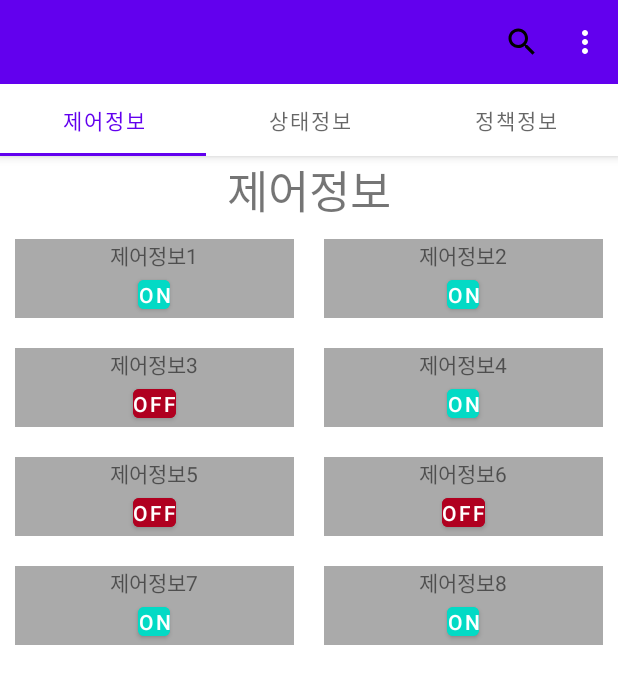
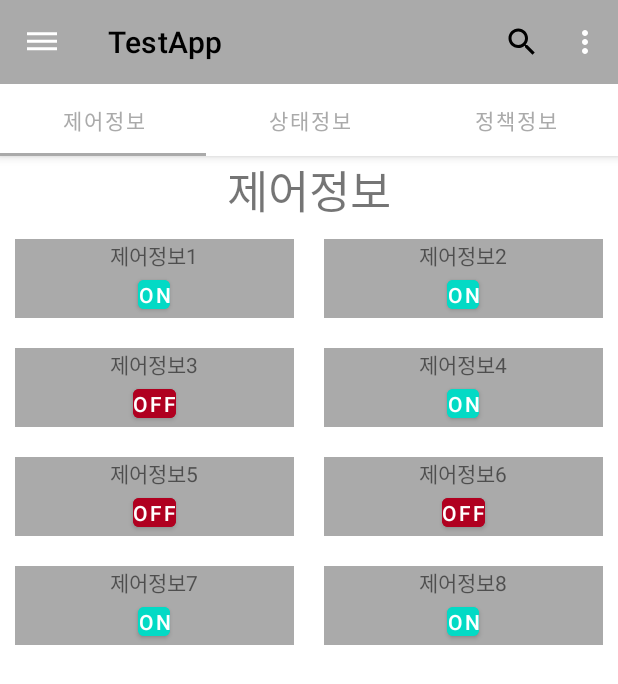
Before and after one commit to mkHwang124/android_sampleProject, an Android app: the MainActivity screen opened directly, with no data from a screen before it, on a phone screen of 412 x 824 dp. Shown: the top 684 px of the screen. Run offline under Robolectric (Android 15) with nearby library versions, the phone set to English and light mode, and no system bars.

Commit message:
github-test

```diff
--- a/app/build.gradle
+++ b/app/build.gradle
@@ -28,6 +28,7 @@ android {
     buildFeatures {
         viewBinding true
     }
+    dataBinding {    enabled = true}
 }
 
 dependencies {
--- a/app/src/main/java/com/example/myapplication/activity/MainActivity.java
+++ b/app/src/main/java/com/example/myapplication/activity/MainActivity.java
@@ -27,6 +27,7 @@ public class MainActivity extends AppCompatActivity {
 
     private ActivityMainBinding binding;
     private Toolbar myToolbar;
+    private DrawerLayout drawerLayout;
 
     @Override
     protected void onCreate(Bundle savedInstanceState) {
@@ -35,11 +36,6 @@ public class MainActivity extends AppCompatActivity {
         binding = ActivityMainBinding.inflate(getLayoutInflater());
         setContentView(binding.getRoot());
 
-        final DrawerLayout drawerLayout = findViewById(R.id.drawerLayout);
-
-        myToolbar = (Toolbar) findViewById(R.id.toolbar);
-        setSupportActionBar(myToolbar);
-
         SectionsPagerAdapter sectionsPagerAdapter = new SectionsPagerAdapter(this, getSupportFragmentManager());
         ViewPager viewPager = binding.viewPager;
         viewPager.setAdapter(sectionsPagerAdapter);
@@ -47,14 +43,12 @@ public class MainActivity extends AppCompatActivity {
         tabs.setupWithViewPager(viewPager);
         FloatingActionButton fab = binding.fab;
 
-        findViewById(R.id.toolbar).setOnClickListener(new View.OnClickListener() {
-            @Override
-            public void onClick(View view) {
+        drawerLayout = findViewById(R.id.drawerLayout);
 
-                // start에 지정된 Drawer 열기
-                drawerLayout.openDrawer(GravityCompat.START);
-            }
-        });
+        myToolbar = (Toolbar) findViewById(R.id.toolbar);
+        setSupportActionBar(myToolbar);
+        getSupportActionBar().setDisplayHomeAsUpEnabled(true); // 왼쪽 상단 버튼 만들기
+        getSupportActionBar().setHomeAsUpIndicator(R.drawable.ic_baseline_dehaze_24); // 이미지지정
 
         fab.setOnClickListener(new View.OnClickListener() {
             @Override
@@ -66,14 +60,40 @@ public class MainActivity extends AppCompatActivity {
 
         NavigationView navigationView = findViewById(R.id.navigationView);
         navigationView.setItemIconTintList(null);
+
+        navigationView.setNavigationItemSelectedListener(new NavigationView.OnNavigationItemSelectedListener() {
+            @Override
+            public boolean onNavigationItemSelected(@NonNull MenuItem item) {
+                switch (item.getItemId())
+                {
+                    case R.id.nav_home:
+                        Toast.makeText(MainActivity.this, "nav_home", Toast.LENGTH_SHORT).show();
+                        break;
+                    case R.id.nav_remote:
+                        Toast.makeText(MainActivity.this, "nav_remote", Toast.LENGTH_SHORT).show();
+                        break;
+                    case R.id.nav_addremote:
+                        Toast.makeText(MainActivity.this, "nav_addremote", Toast.LENGTH_SHORT).show();
+                        break;
+                    case R.id.nav_explain:
+                        Toast.makeText(MainActivity.this, "nav_explain", Toast.LENGTH_SHORT).show();
+                        break;
+                    case R.id.nav_settings:
+                        Toast.makeText(MainActivity.this, "nav_settings", Toast.LENGTH_SHORT).show();
+                        break;
+                }
+                return false;
+            }
+        });
     }
 
     @Override
     public boolean onCreateOptionsMenu(Menu menu) {
         MenuInflater menuInflater = getMenuInflater();
-        menuInflater.inflate(R.menu.menu, menu);
-        return true;
+        menuInflater.inflate(R.menu.toolbar_menu, menu);
+        return super.onCreateOptionsMenu(menu);
     }
+
 
     @Override
     public boolean onOptionsItemSelected(@NonNull MenuItem item) {
@@ -88,6 +108,9 @@ public class MainActivity extends AppCompatActivity {
             case R.id.menu_logout:
                 Toast.makeText(this, "menu_logout", Toast.LENGTH_SHORT).show();
                 break;
+            case android.R.id.home:
+                drawerLayout.openDrawer(GravityCompat.START);
+                break;
         }
         return super.onOptionsItemSelected(item);
     }
--- a/app/src/main/res/drawable/edge_puple.xml
+++ b/app/src/main/res/drawable/edge_black.xml
@@ -2,7 +2,7 @@
 <layer-list xmlns:android="http://schemas.android.com/apk/res/android" >
     <item>
         <shape android:shape="rectangle">
-            <stroke android:width = "3dp" android:color = "#BB86FC"/>
+            <stroke android:width = "3dp" android:color = "@color/black"/>
             <solid android:color = "#FFFFFFFF"/>
         </shape>
     </item>
--- /dev/null
+++ b/app/src/main/res/drawable/ic_baseline_dehaze_24.xml
@@ -0,0 +1,5 @@
+<vector android:height="24dp" android:tint="#000000"
+    android:viewportHeight="24" android:viewportWidth="24"
+    android:width="24dp" xmlns:android="http://schemas.android.com/apk/res/android">
+    <path android:fillColor="@android:color/white" android:pathData="M2,15.5v2h20v-2L2,15.5zM2,10.5v2h20v-2L2,10.5zM2,5.5v2h20v-2L2,5.5z"/>
+</vector>
--- a/app/src/main/res/layout/activity_main.xml
+++ b/app/src/main/res/layout/activity_main.xml
@@ -16,20 +16,26 @@
             android:id="@+id/appBar"
             android:layout_width="match_parent"
             android:layout_height="wrap_content"
+            android:background="@android:color/darker_gray"
             android:theme="@style/Theme.MyApplication.AppBarOverlay">
 
             <androidx.appcompat.widget.Toolbar
                 android:id="@+id/toolbar"
                 android:layout_width="match_parent"
-                android:layout_height="wrap_content"
-                android:background="?attr/colorPrimary"
-                android:minHeight="?attr/actionBarSize"
-                android:theme="?attr/actionBarTheme" />
+                android:layout_height="?attr/actionBarSize"
+                android:background="@android:color/darker_gray"
+                app:menu="@menu/toolbar_menu"
+                app:popupTheme="@style/ThemeOverlay.AppCompat.Light"
+                app:subtitleTextColor="@color/black"
+                app:titleTextColor="@color/black" />
 
             <com.google.android.material.tabs.TabLayout
                 android:id="@+id/tabs"
                 android:layout_width="match_parent"
-                android:layout_height="wrap_content" />
+                android:layout_height="wrap_content"
+                app:tabIconTint="@android:color/darker_gray"
+                app:tabIndicatorColor="@android:color/darker_gray"
+                app:tabTextColor="@android:color/darker_gray" />
         </com.google.android.material.appbar.AppBarLayout>
 
         <androidx.viewpager.widget.ViewPager
--- a/app/src/main/res/menu/menu.xml
+++ b/app/src/main/res/menu/menu.xml
@@ -4,19 +4,14 @@ xmlns:android="http://schemas.android.com/apk/res/android">
 <item
     android:id="@+id/menu_search"
     android:icon="@drawable/ic_baseline_search_24"
-    android:orderInCategory="1"
-    android:title="serchMenu"
-    app:showAsAction="always" />
+    android:title="@string/Search"
+    app:showAsAction="ifRoom" />
 <item
     android:id="@+id/menu_account"
-    android:icon="@drawable/ic_baseline_login_24"
-    android:orderInCategory="1"
-    android:title="account"
+    android:title="@string/Account"
     app:showAsAction="never" />
 <item
     android:id="@+id/menu_logout"
-    android:icon="@drawable/ic_baseline_delete_24"
-    android:orderInCategory="1"
-    android:title="logout"
+    android:title="@string/Logout"
     app:showAsAction="never" />
 </menu>
--- /dev/null
+++ b/app/src/main/res/menu/toolbar_menu.xml
@@ -0,0 +1,19 @@
+<?xml version="1.0" encoding="utf-8"?>
+<menu
+    xmlns:app="http://schemas.android.com/apk/res-auto"
+    xmlns:android="http://schemas.android.com/apk/res/android">
+    <item
+        android:id="@+id/menu_account"
+        android:title="@string/Account"
+        app:showAsAction="never" />
+    <item
+        android:id="@+id/menu_logout"
+        android:title="@string/Logout"
+        app:showAsAction="never" />
+    <item
+        android:id="@+id/menu_search"
+        android:icon="@drawable/ic_baseline_search_24"
+        android:title="@string/Search"
+        app:showAsAction="ifRoom" />
+
+</menu>
--- a/app/src/main/res/values/strings.xml
+++ b/app/src/main/res/values/strings.xml
@@ -1,9 +1,12 @@
 <resources>
-    <string name="app_name"></string>
-    <string name="title_activity_main"></string>
+    <string name="app_name">TestApp</string>
+    <string name="title_activity_main">TestApp</string>
     <string name="tab_text_1">제어정보</string>
     <string name="tab_text_2">상태정보</string>
     <string name="tab_text_3">정책정보</string>
+    <string name="Search">Search</string>
+    <string name="Account">Account</string>
+    <string name="Logout">Logout</string>
     <!-- TODO: Remove or change this placeholder text -->
     <string name="hello_blank_fragment">Hello blank fragment</string>
 </resources>
--- a/app/src/main/res/values/themes.xml
+++ b/app/src/main/res/values/themes.xml
@@ -10,7 +10,9 @@
         <item name="colorSecondaryVariant">@color/teal_700</item>
         <item name="colorOnSecondary">@color/black</item>
         <!-- Status bar color. -->
-        <item name="android:statusBarColor" tools:targetApi="l">?attr/colorPrimaryVariant</item>
+        <item name="android:statusBarColor" tools:targetApi="l">#5C5C5C</item>
+        <item name="toolbarNavigationButtonStyle">@style/AppTheme.Actionbar</item>
+        <item name="android:actionOverflowButtonStyle">@style/AppTheme.OverFlow</item>
         <!-- Customize your theme here. -->
     </style>
     <style name="Theme.MyApplication.NoActionBar">
@@ -20,4 +22,14 @@
     <style name="Theme.MyApplication.AppBarOverlay"
         parent="ThemeOverlay.AppCompat.Dark.ActionBar" />
     <style name="Theme.MyApplication.PopupOverlay" parent="ThemeOverlay.AppCompat.Light" />
+    <style name="actionOverflowButtonStyle" parent="@style/Widget.AppCompat.ActionButton.Overflow">
+        <item name="android:tint">@color/black</item>
+    </style>
+    <style name="AppTheme.Actionbar" parent="Widget.AppCompat.Toolbar.Button.Navigation">
+        <item name="android:tint">#fff</item>
+    </style>
+
+    <style name="AppTheme.OverFlow" parent="Widget.AppCompat.ActionButton.Overflow">
+        <item name="android:tint">#fff</item>
+    </style>
 </resources>
```
Also changed, not shown: app/src/main/res/layout/activity_join.xml (+18 -18 lines), app/src/main/res/layout/activity_login.xml (+5 -5 lines).
